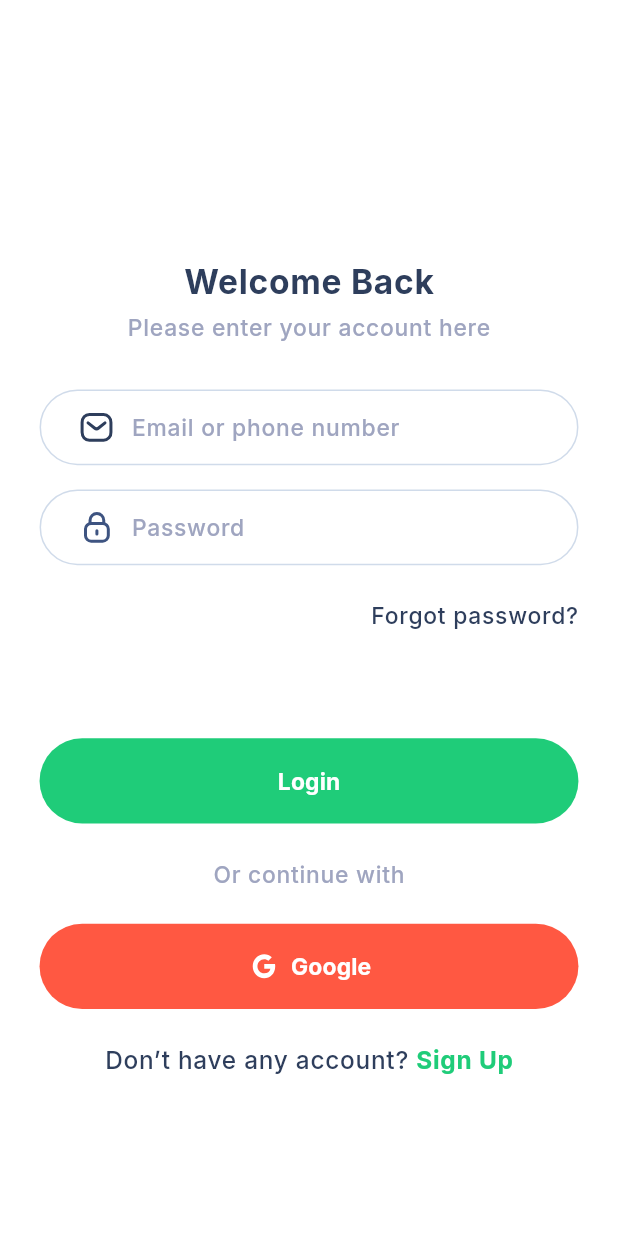
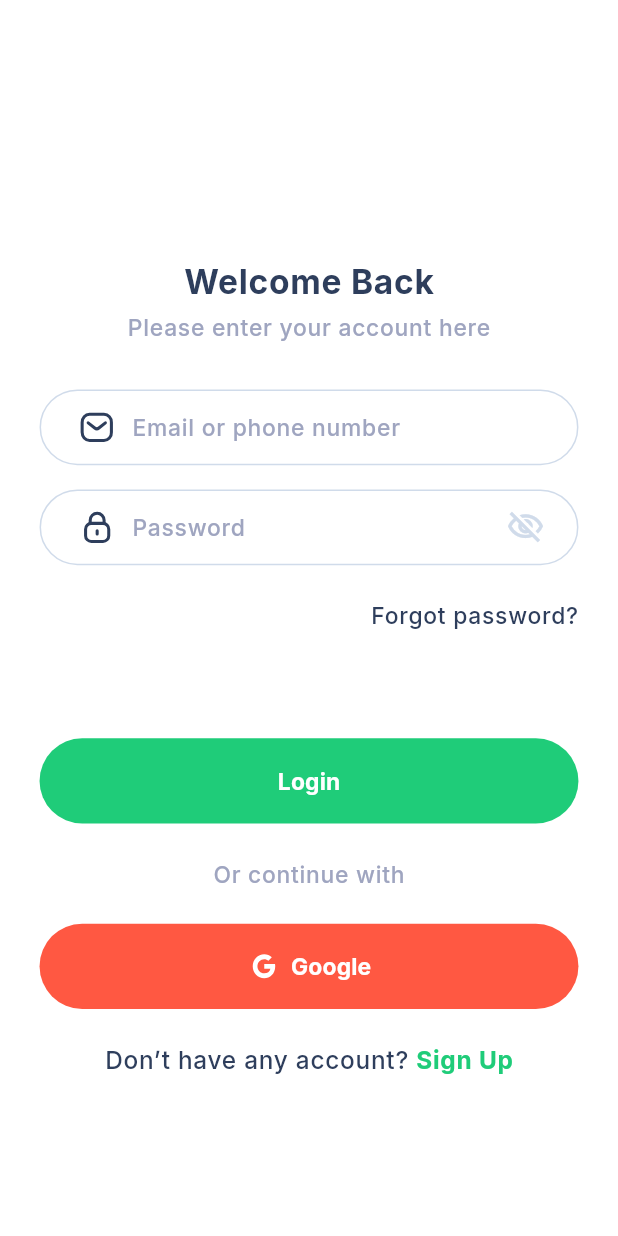
Before and after one commit to applevinc/chefio_recipe_app, a Flutter app: the screen it shows after launch, after a tap on "Get Started", on a phone screen of 412 x 824 dp. Run offline on Flutter 3.47's test engine with Material 2 defaults, Android fonts, the phone set to English and light mode, and no system bars; our stand-ins replace camera, dotted_border, flutter_screenutil, flutter_svg, google_fonts, pin_code_fields; missing offline and left inert: all_validations_br.

Commit message:
auth ui fix

```diff
--- a/lib/main.dart
+++ b/lib/main.dart
@@ -1,7 +1,10 @@
 import 'package:chefio_recipe_app/src/app.dart';
 import 'package:flutter/material.dart';
+import 'package:flutter/services.dart';
 
 void main() {
   WidgetsFlutterBinding.ensureInitialized();
-  runApp(const MyApp());
+  SystemChrome.setPreferredOrientations([DeviceOrientation.portraitUp]).then((_) {
+    runApp(const MyApp());
+  });
 }
--- a/lib/src/modules/auth/screens/sign_in.dart
+++ b/lib/src/modules/auth/screens/sign_in.dart
@@ -7,11 +7,35 @@ import 'package:chefio_recipe_app/src/shared/widgets/inputs/custom_textfield.dar
 import 'package:chefio_recipe_app/src/modules/auth/screens/forgot_password.dart';
 import 'package:chefio_recipe_app/src/modules/auth/screens/sign_up.dart';
 import 'package:chefio_recipe_app/src/modules/dashboard/screens/dashboard_view.dart';
+import 'package:chefio_recipe_app/src/shared/widgets/inputs/password_textfield.dart';
 import 'package:flutter/material.dart';
 import 'package:flutter_screenutil/flutter_screenutil.dart';
 
-class SignInScreen extends StatelessWidget {
+class SignInScreen extends StatefulWidget {
   const SignInScreen({Key? key}) : super(key: key);
+
+  @override
+  State<SignInScreen> createState() => _SignInScreenState();
+}
+
+class _SignInScreenState extends State<SignInScreen> {
+  final _formKey = GlobalKey<FormState>();
+  late final TextEditingController emailController;
+  late final TextEditingController passwordController;
+
+  @override
+  void initState() {
+    super.initState();
+    emailController = TextEditingController();
+    passwordController = TextEditingController();
+  }
+
+  @override
+  void dispose() {
+    emailController.dispose();
+    passwordController.dispose();
+    super.dispose();
+  }
 
   @override
   Widget build(BuildContext context) {
@@ -20,6 +44,8 @@ class SignInScreen extends StatelessWidget {
         child: Center(
           child: SingleChildScrollView(
             padding: EdgeInsets.symmetric(horizontal: 24.w),
+            child: Form(
+              key: _formKey,
               child: Column(
                 crossAxisAlignment: CrossAxisAlignment.stretch,
                 children: [
@@ -45,16 +71,13 @@ class SignInScreen extends StatelessWidget {
                     ),
                   ),
                   SizedBox(height: 32.h),
-                const CustomTextField(
+                  CustomTextField(
                     hintText: 'Email or phone number',
-                  prefixIcon: AppIcons.email,
+                    prefixIcon: const TextFieldIcon(icon: AppIcons.email),
+                    controller: emailController,
                   ),
                   SizedBox(height: 16.h),
-                const CustomTextField(
-                  hintText: 'Password',
-                  prefixIcon: AppIcons.lock,
-                  obscureText: true,
-                ),
+                  PasswordTextField(controller: passwordController),
                   SizedBox(height: 24.h),
                   GestureDetector(
                     onTap: () {
@@ -125,6 +148,7 @@ class SignInScreen extends StatelessWidget {
             ),
           ),
         ),
+      ),
     );
   }
 }
--- a/lib/src/modules/notification/notification.dart
+++ b/lib/src/modules/notification/notification.dart
@@ -7,7 +7,7 @@ class NotificationsScreen extends StatelessWidget {
   Widget build(BuildContext context) {
     return Scaffold(
       body: Column(
-        children: [],
+        children: const [],
       ),
     );
   }
--- a/lib/src/shared/widgets/inputs/custom_textfield.dart
+++ b/lib/src/shared/widgets/inputs/custom_textfield.dart
@@ -1,60 +1,159 @@
 import 'package:chefio_recipe_app/src/shared/styles/colors.dart';
 import 'package:chefio_recipe_app/src/shared/styles/text.dart';
 import 'package:flutter/material.dart';
+import 'package:flutter/services.dart';
 import 'package:flutter_screenutil/flutter_screenutil.dart';
 import 'package:flutter_svg/flutter_svg.dart';
 
 class CustomTextField extends StatelessWidget {
+  final String? title;
+  final String? lableText;
+  final String? hintText;
+  final TextStyle? hintTextStyle;
+  final TextInputType? textInputType;
+  final bool obscure;
+  final bool? isPasswordTextField;
+  final TextEditingController controller;
+  final int? inputLimit;
+  final List<TextInputFormatter>? inputFormatters;
+  final bool readOnly;
+  final int maxLines;
+  final Widget? prefix;
+  final Widget? prefixIcon;
+  final Widget? suffixIcon;
+  final String? suffixText;
+  final String? Function(String?)? validator;
+  final Function(String)? onChanged;
+  final TextInputAction? textInputAction;
+  final Function()? onTap;
+  final AutovalidateMode? autovalidateMode;
+  final String? errorText;
+  final bool filled;
+  final Color? fillColor;
+  final bool isMultipleLine;
+  final InputBorder? border;
+  final EdgeInsetsGeometry? contentPadding;
+
   const CustomTextField({
     Key? key,
-    required this.hintText,
-    required this.prefixIcon,
+    this.title,
+    this.lableText,
+    this.hintText,
+    this.hintTextStyle,
+    this.textInputType,
+    this.obscure = false,
+    this.isPasswordTextField,
+    required this.controller,
+    this.inputLimit,
+    this.inputFormatters,
+    this.readOnly = false,
+    this.maxLines = 1,
+    this.prefix,
+    this.prefixIcon,
     this.suffixIcon,
-    this.obscureText = false,
-    this.border = true,
+    this.suffixText,
+    this.validator,
+    this.onChanged,
+    this.textInputAction = TextInputAction.next,
     this.onTap,
+    this.autovalidateMode,
+    this.errorText,
+    this.filled = true,
+    this.fillColor,
+    this.isMultipleLine = false,
+    this.border,
+    this.contentPadding,
   }) : super(key: key);
-
-  final String hintText;
-  final String prefixIcon;
-  final Widget? suffixIcon;
-  final bool obscureText;
-  final bool? border;
-  final Function()? onTap;
 
   @override
   Widget build(BuildContext context) {
-    final border = OutlineInputBorder(
+    final defaultBorder = OutlineInputBorder(
       borderRadius: BorderRadius.circular(32.r),
       borderSide: const BorderSide(
         color: Color(0xffd0dbea),
       ),
     );
 
-    return TextFormField(
-      obscureText: obscureText,
-      onTap: onTap,
-      style: AppText.bold500(context).copyWith(
+    var field = TextFormField(
+      //autofocus: true,
+      style: AppText.bold400(context).copyWith(
+        fontWeight: FontWeight.w500,
         fontSize: 15.sp,
       ),
+      keyboardType: textInputType,
+      obscureText: obscure,
+      maxLength: inputLimit,
+      textInputAction: textInputAction,
+      onTap: onTap,
+      maxLines: (obscure == true) ? 1 : maxLines,
+      controller: controller,
+      validator: validator,
+      onChanged: onChanged,
+      readOnly: readOnly,
+      inputFormatters: inputFormatters,
       decoration: InputDecoration(
         contentPadding: EdgeInsets.symmetric(vertical: 16.h),
+        isDense: true,
+        counterText: "",
         filled: true,
-        fillColor: Colors.transparent,
+        fillColor: fillColor ?? Colors.transparent,
+        errorText: errorText,
+        errorStyle: AppText.bold400(context).copyWith(
+          color: AppColors.secondary,
+          fontSize: 10.sp,
+        ),
+        labelText: lableText,
         hintText: hintText,
+        prefix: prefix,
+        prefixIcon: prefixIcon,
+        suffixText: suffixText,
+        suffixIcon: suffixIcon,
+        suffixIconConstraints: const BoxConstraints(
+          minWidth: 25,
+          minHeight: 25,
+        ),
+        suffixStyle: Theme.of(context).textTheme.titleSmall,
         hintStyle: AppText.bold500(context).copyWith(
           fontSize: 15.sp,
           color: AppColors.secondaryText,
         ),
-        prefixIcon: Padding(
-          padding: EdgeInsetsDirectional.only(start: 24.w, end: 10.w),
-          child: SvgPicture.asset(prefixIcon),
+        labelStyle: AppText.bold500(context).copyWith(
+          fontSize: 15.sp,
+          color: AppColors.secondaryText,
         ),
-        suffixIcon: suffixIcon,
-        border: border,
-        enabledBorder: border,
+        errorBorder: defaultBorder.copyWith(
+          borderSide: const BorderSide(color: AppColors.secondary, width: 2),
+        ),
+        enabledBorder: border ?? defaultBorder,
+        focusedBorder: border ??
+            defaultBorder.copyWith(
+              borderSide: const BorderSide(color: AppColors.primary, width: 2),
+            ),
+        disabledBorder: defaultBorder,
+        border: defaultBorder,
+        focusedErrorBorder: defaultBorder,
       ),
     );
+
+    if (title != null) {
+      final titlestyle = AppText.bold700(context).copyWith(
+        fontSize: 17.sp,
+      );
+
+      return Column(
+        crossAxisAlignment: CrossAxisAlignment.start,
+        children: [
+          Text(
+            title!,
+            style: titlestyle,
+          ),
+          SizedBox(height: 8.h),
+          field,
+        ],
+      );
+    } else {
+      return field;
+    }
   }
 }
 
@@ -68,7 +167,7 @@ class TextFieldIcon extends StatelessWidget {
     this.size,
   }) : super(key: key);
 
-  final IconData icon;
+  final String icon;
   final Color? color;
   final VoidCallback? onTap;
   final EdgeInsetsGeometry? padding;
@@ -79,11 +178,12 @@ class TextFieldIcon extends StatelessWidget {
     return GestureDetector(
       onTap: onTap,
       child: Padding(
-        padding: padding ?? EdgeInsets.only(left: 11.w),
-        child: Icon(
+        padding: padding ?? EdgeInsetsDirectional.only(start: 24.w, end: 10.w),
+        child: SvgPicture.asset(
           icon,
-          size: size ?? 20.sp,
-          color: color ?? AppColors.primary,
+          height: 24.h,
+          width: 24.h,
+          color: color ?? AppColors.mainText,
         ),
       ),
     );
@@ -115,3 +215,21 @@ class PasswordIcon extends StatelessWidget {
     );
   }
 }
+
+class TextFieldTitle extends StatelessWidget {
+  const TextFieldTitle(this.title, {Key? key}) : super(key: key);
+
+  final String title;
+
+  @override
+  Widget build(BuildContext context) {
+    return Text(
+      title,
+      style: Theme.of(context).textTheme.titleMedium!.copyWith(
+            fontSize: 15.sp,
+            fontWeight: FontWeight.w500,
+            color: AppColors.mainText,
+          ),
+    );
+  }
+}
--- /dev/null
+++ b/lib/src/shared/widgets/inputs/password_textfield.dart
@@ -0,0 +1,171 @@
+import 'package:chefio_recipe_app/src/shared/assets/icons.dart';
+import 'package:chefio_recipe_app/src/shared/helper_functions/validator.dart';
+import 'package:chefio_recipe_app/src/shared/styles/colors.dart';
+import 'package:chefio_recipe_app/src/shared/widgets/inputs/custom_textfield.dart';
+import 'package:flutter/material.dart';
+import 'package:flutter_screenutil/flutter_screenutil.dart';
+
+enum PasswordStrength {
+  sixCharacters,
+  alpanumberic,
+}
+
+// ignore: must_be_immutable
+class _StrengthBar {
+  bool isFilled;
+  Color color;
+
+  _StrengthBar({
+    this.color = AppColors.primary,
+    this.isFilled = false,
+  });
+}
+
+class PasswordTextField extends StatefulWidget {
+  const PasswordTextField({
+    Key? key,
+    required this.controller,
+    this.hintText,
+    this.title,
+    this.showStrength = false,
+    this.textInputAction,
+  }) : super(key: key);
+
+  final TextEditingController controller;
+  final String? hintText;
+  final String? title;
+  final bool showStrength;
+  final TextInputAction? textInputAction;
+
+  @override
+  State<PasswordTextField> createState() => _PasswordTextFieldState();
+}
+
+class _PasswordTextFieldState extends State<PasswordTextField> {
+  final List<_StrengthBar> _strengthBars = [];
+  bool _hidePassword = true;
+  final bool _isMediumStrengthCheck = false;
+  final bool _isStrongStrengthCheck = false;
+
+  void _onToggleVisibility() {
+    setState(() {
+      _hidePassword = !_hidePassword;
+    });
+  }
+
+  //TODO: Add password strength logic
+  void _checkStrength(String value) {
+    // if (value.isEmpty) {
+    //   _isMediumStrengthCheck = false;
+    //   _isStrongStrengthCheck = false;
+    // } else {
+    //   if (_isMediumStrengthCheck == false) {
+    //     if (PasswordValidator.isMediumStrength(value)) {
+    //       _isMediumStrengthCheck = true;
+    //       _strengthBars.addAll([
+    //         _StrengthBar(color: AppColors.blue),
+    //         _StrengthBar(),
+    //       ]);
+    //       setState(() {});
+    //     }
+    //   } else if (_isStrongStrengthCheck == false) {
+    //     if (PasswordValidator.isStrongStrength(value)) {
+    //       _isStrongStrengthCheck = true;
+    //       _strengthBars.addAll([
+    //         _StrengthBar(),
+    //         _StrengthBar(color: AppColors.blue),
+    //       ]);
+    //       setState(() {});
+    //     }
+    //   }
+    // }
+  }
+
+  @override
+  Widget build(BuildContext context) {
+    final field = CustomTextField(
+      title: widget.title,
+      obscure: _hidePassword,
+      controller: widget.controller,
+      textInputAction: widget.textInputAction,
+      hintText: widget.hintText ?? 'Password',
+      prefixIcon: const TextFieldIcon(icon: AppIcons.lock),
+      suffixIcon: _PasswordIcon(
+        _hidePassword,
+        onTap: _onToggleVisibility,
+      ),
+      onChanged: (value) => _checkStrength(value),
+      validator: (value) {
+        if (value == null || value.isEmpty) {
+          return 'Please enter your password';
+        }
+        if (PasswordValidator.isNotCorrectLength(value)) {
+          return 'Password must be a minimum of 8 characters';
+        }
+        return null;
+      },
+    );
+
+    if (widget.showStrength) {
+      return Column(
+        children: [
+          field,
+          SizedBox(height: 8.h),
+          _strengthBars.isNotEmpty
+              ? Wrap(
+                  spacing: 8.w,
+                  children: List.generate(_strengthBars.length, (index) {
+                    final bar = _strengthBars[index];
+                    return strengthBar(bar);
+                  }),
+                )
+              : const SizedBox.shrink(),
+        ],
+      );
+    }
+
+    return field;
+  }
+
+  Widget strengthBar(_StrengthBar bar) {
+    return Wrap(
+      spacing: 8.w,
+      children: List.generate(2, (index) => indicator(bar)),
+    );
+  }
+
+  Widget indicator(_StrengthBar bar) {
+    return Container(
+      width: 70.w,
+      height: 4.h,
+      decoration: BoxDecoration(
+        color: bar.color,
+        borderRadius: BorderRadius.circular(5.r),
+      ),
+    );
+  }
+}
+
+class _PasswordIcon extends StatelessWidget {
+  const _PasswordIcon(
+    this._showPassword, {
+    Key? key,
+    required this.onTap,
+  }) : super(key: key);
+
+  final bool _showPassword;
+  final Function() onTap;
+
+  @override
+  Widget build(BuildContext context) {
+    return IconButton(
+      onPressed: onTap,
+      padding: EdgeInsetsDirectional.only(end: 26.75.w),
+      icon: Icon(
+        _showPassword ? Icons.visibility_off_outlined : Icons.remove_red_eye_outlined,
+        size: 25.sp,
+        color: AppColors.outline,
+      ),
+    );
+  }
+}
--- a/pubspec.yaml
+++ b/pubspec.yaml
@@ -44,6 +44,9 @@ dependencies:
   path: ^1.8.0
   path_provider: ^2.0.8
   flutter_riverpod: ^1.0.3
+  intl: ^0.17.0
+  uuid: ^3.0.6
+  all_validations_br: ^2.3.0
 
 dev_dependencies:
   flutter_test:
```
Also changed, not shown: lib/src/modules/auth/screens/forgot_password.dart (+12 -2 lines), lib/src/modules/auth/screens/new_password_screen.dart (+10 -7 lines), lib/src/modules/auth/screens/sign_up.dart (+29 -12 lines), lib/src/modules/dashboard/components/appbar.dart (+16 -3 lines), lib/src/shared/helper_functions/datetime_helper_functions.dart (added, +21 -0 lines), lib/src/shared/helper_functions/helper_functions.dart (added, +10 -0 lines), lib/src/shared/helper_functions/text_helper_functions.dart (added, +29 -0 lines), lib/src/shared/helper_functions/validator.dart (added, +58 -0 lines), pubspec.lock. Lines whose indentation alone changed are shown as unchanged.
